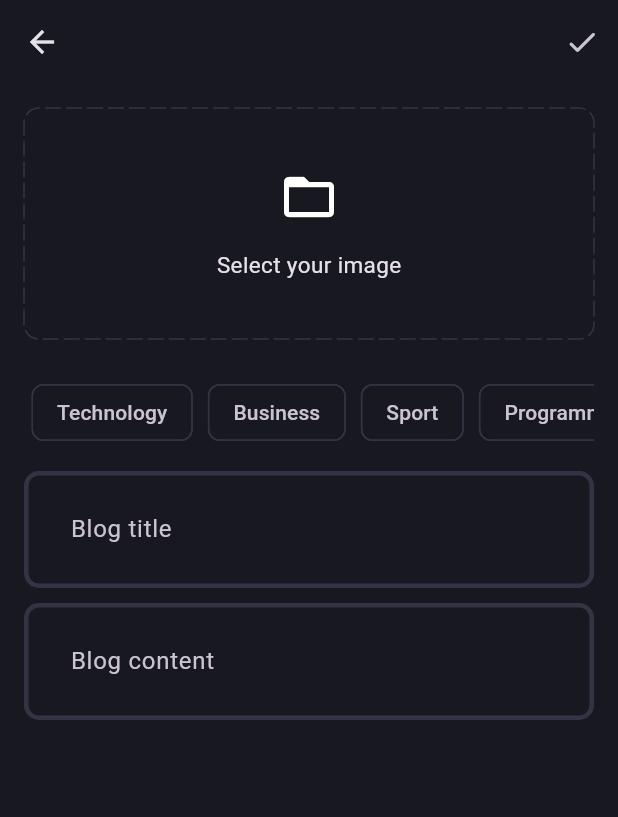
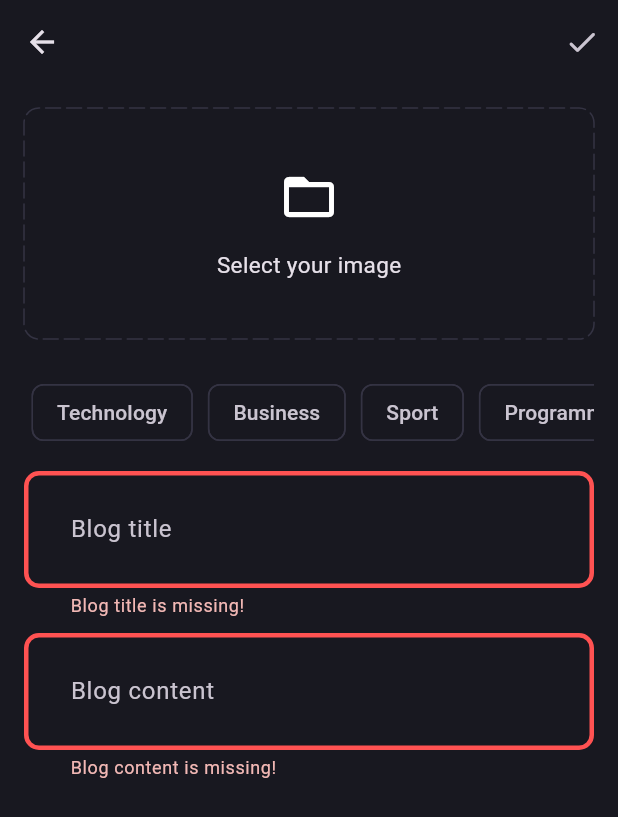
Before and after one commit to AkhrievSuleym/blog_app, a Flutter app: the NewBlogPage screen opened directly, after a tap on the "done" icon, on a phone screen of 412 x 824 dp. Shown: the top 817 px of the screen. Run offline on Flutter 3.47's test engine with Material 3 defaults, Android fonts, the phone set to English and light mode, and no system bars; drawn by our look-alikes of dotted_border; our stand-ins replace flutter_bloc, fpdart, get_it, image_picker, logger, supabase_flutter; accounts and stored records are empty.

Commit message:
ended with new_bloc

```diff
--- a/lib/features/auth/data/datasources/auth_remote_data_source.dart
+++ b/lib/features/auth/data/datasources/auth_remote_data_source.dart
@@ -3,7 +3,7 @@ import 'package:blog_app/features/auth/data/models/user_model.dart';
 import 'package:logger/logger.dart';
 import 'package:supabase_flutter/supabase_flutter.dart';
 
-abstract interface class BlogRemoteDataSource {
+abstract interface class AuthRemoteDataSource {
   Session? get currentUserSession;
   Future<UserModel> signUp(
       {required String name, required String email, required String password});
@@ -13,7 +13,7 @@ abstract interface class BlogRemoteDataSource {
   Future<UserModel?> getCurrentUserData();
 }
 
-class AuthRemoteDataSourceImpl implements BlogRemoteDataSource {
+class AuthRemoteDataSourceImpl implements AuthRemoteDataSource {
   final SupabaseClient supabaseClient;
   final Logger logger = Logger();
 
--- a/lib/features/auth/data/repository/auth_repository_impl.dart
+++ b/lib/features/auth/data/repository/auth_repository_impl.dart
@@ -7,7 +7,7 @@ import 'package:fpdart/fpdart.dart';
 import 'package:supabase_flutter/supabase_flutter.dart';
 
 class AuthRepositoryImpl implements AuthRepository {
-  final BlogRemoteDataSource remoteDataSource;
+  final AuthRemoteDataSource remoteDataSource;
 
   AuthRepositoryImpl(this.remoteDataSource);
 
--- a/lib/features/blog/data/models/blog_model.dart
+++ b/lib/features/blog/data/models/blog_model.dart
@@ -19,7 +19,7 @@ class BlogModel extends BlogEntity {
       'content': content,
       'image_url': imageUrl,
       'topics': topics,
-      'update_at': updatedAt.toIso8601String(),
+      'updated_at': updatedAt.toIso8601String(),
     };
   }
 
--- a/lib/features/blog/data/repositories/blog_repository_impl.dart
+++ b/lib/features/blog/data/repositories/blog_repository_impl.dart
@@ -7,6 +7,7 @@ import 'package:blog_app/features/blog/data/datasources/blog_remote_data_source.
 import 'package:blog_app/features/blog/data/models/blog_model.dart';
 import 'package:blog_app/features/blog/domain/repositories/blog_repository.dart';
 import 'package:fpdart/fpdart.dart';
+import 'package:logger/logger.dart';
 import 'package:uuid/uuid.dart';
 
 class BlogRepositoryImpl implements BlogRepository {
@@ -41,6 +42,7 @@ class BlogRepositoryImpl implements BlogRepository {
       );
 
       final uploadBlog = await blogRemoteDataSource.uploadBlog(blogModel);
+
       return right(uploadBlog);
     } on ServerException catch (e) {
       return left(Failure(e.message));
--- a/lib/features/blog/domain/usecases/uploadBlog.dart
+++ b/lib/features/blog/domain/usecases/upload_blog.dart
@@ -5,6 +5,7 @@ import 'package:blog_app/core/error/failures.dart';
 import 'package:blog_app/core/usecases/usecase.dart';
 import 'package:blog_app/features/blog/domain/repositories/blog_repository.dart';
 import 'package:fpdart/fpdart.dart';
+import 'package:logger/logger.dart';
 
 class UploadBlog implements UseCase<BlogEntity, UploadBlogParams> {
   final BlogRepository blogRepository;
--- a/lib/features/blog/presentation/bloc/blog_bloc.dart
+++ b/lib/features/blog/presentation/bloc/blog_bloc.dart
@@ -1,6 +1,6 @@
 import 'dart:io';
 
-import 'package:blog_app/features/blog/domain/usecases/uploadBlog.dart';
+import 'package:blog_app/features/blog/domain/usecases/upload_blog.dart';
 import 'package:flutter/foundation.dart';
 import 'package:flutter_bloc/flutter_bloc.dart';
 
@@ -8,9 +8,12 @@ part 'blog_event.dart';
 part 'blog_state.dart';
 
 class BlogBloc extends Bloc<BlogEvent, BlogState> {
-  final UploadBlog uploadblog;
+  final UploadBlog _uploadBlog;
 
-  BlogBloc(this.uploadblog) : super(BlogInitial()) {
+  BlogBloc({
+    required UploadBlog uploadBlog,
+  })  : _uploadBlog = uploadBlog,
+        super(BlogInitial()) {
     on<BlogEvent>((event, emit) {
       emit(BlogLoading());
     });
@@ -18,12 +21,14 @@ class BlogBloc extends Bloc<BlogEvent, BlogState> {
   }
 
   void _onBlogUpload(BlogUploadEvent event, Emitter<BlogState> emit) async {
-    final res = await uploadblog(UploadBlogParams(
-        userId: event.userId,
-        title: event.title,
-        content: event.content,
-        image: event.image,
-        topics: event.topics));
+    final res = await _uploadBlog(
+      UploadBlogParams(
+          userId: event.userId,
+          title: event.title,
+          content: event.content,
+          image: event.image,
+          topics: event.topics),
+    );
 
     res.fold(
       (failure) => emit(BlogFailure(failure.message)),
--- a/lib/features/blog/presentation/pages/blog_page.dart
+++ b/lib/features/blog/presentation/pages/blog_page.dart
@@ -3,13 +3,16 @@ import 'package:flutter/cupertino.dart';
 import 'package:flutter/material.dart';
 
 class BlogPage extends StatelessWidget {
+  static route() => MaterialPageRoute(
+        builder: (cpntext) => const BlogPage(),
+      );
   const BlogPage({super.key});
 
   @override
   Widget build(BuildContext context) {
     return Scaffold(
       appBar: AppBar(
-        title: const Text("Blog App"),
+        title: const Center(child: Text("Blog App")),
         actions: [
           IconButton(
               onPressed: () {
--- a/lib/features/blog/presentation/pages/new_blog_page.dart
+++ b/lib/features/blog/presentation/pages/new_blog_page.dart
@@ -1,10 +1,16 @@
 import 'dart:io';
 
+import 'package:blog_app/core/common/cubits/app_user/app_user_cubit.dart';
+import 'package:blog_app/core/common/widgets/loading.dart';
 import 'package:blog_app/core/theme/app_pallete.dart';
 import 'package:blog_app/core/utils/pick_image.dart';
+import 'package:blog_app/core/utils/show_snackbar.dart';
+import 'package:blog_app/features/blog/presentation/bloc/blog_bloc.dart';
+import 'package:blog_app/features/blog/presentation/pages/blog_page.dart';
 import 'package:blog_app/features/blog/presentation/widgets/blog_editor.dart';
 import 'package:dotted_border/dotted_border.dart';
 import 'package:flutter/material.dart';
+import 'package:flutter_bloc/flutter_bloc.dart';
 
 class NewBlogPage extends StatefulWidget {
   static route() =>
@@ -18,6 +24,7 @@ class NewBlogPage extends StatefulWidget {
 class _NewBlogPageState extends State<NewBlogPage> {
   final titleController = TextEditingController();
   final contentController = TextEditingController();
+  final formKey = GlobalKey<FormState>();
   List<String> selectedTopics = [];
   File? image;
 
@@ -30,17 +37,62 @@ class _NewBlogPageState extends State<NewBlogPage> {
     }
   }
 
+  void uploadBlog() {
+    if (formKey.currentState!.validate() &&
+        selectedTopics.isNotEmpty &&
+        image != null) {
+      final userId =
+          (context.read<AppUserCubit>().state as AppUserLoggedIn).user.id;
+      context.read<BlogBloc>().add(
+            BlogUploadEvent(
+                userId: userId,
+                title: titleController.text.trim(),
+                content: contentController.text.trim(),
+                image: image!,
+                topics: selectedTopics),
+          );
+    }
+  }
+
+  @override
+  void dispose() {
+    super.dispose();
+    titleController.dispose();
+    contentController.dispose();
+  }
+
   @override
   Widget build(BuildContext context) {
     return Scaffold(
       appBar: AppBar(
         actions: [
-          IconButton(onPressed: () {}, icon: const Icon(Icons.done_rounded))
+          IconButton(
+              onPressed: () {
+                uploadBlog();
+              },
+              icon: const Icon(Icons.done_rounded))
         ],
       ),
-      body: SingleChildScrollView(
+      body: BlocConsumer<BlogBloc, BlogState>(
+        listener: (context, state) {
+          if (state is BlogFailure) {
+            showSnackBar(context, state.error);
+            Navigator.pushNamedAndRemoveUntil(
+              context,
+              BlogPage.route(),
+              (route) => false,
+            );
+          }
+        },
+        builder: (context, state) {
+          if (state is BlogLoading) {
+            return const Loading();
+          }
+          return SingleChildScrollView(
             child: Padding(
               padding: const EdgeInsets.all(16.0),
+              child: Form(
+                key: formKey,
                 child: Column(
                   children: [
                     image != null
@@ -150,5 +202,8 @@ class _NewBlogPageState extends State<NewBlogPage> {
               ),
             ),
           );
+        },
+      ),
+    );
   }
 }
--- a/lib/init_dependencies.dart
+++ b/lib/init_dependencies.dart
@@ -10,7 +10,7 @@ import 'package:blog_app/features/auth/presentation/bloc/auth_bloc.dart';
 import 'package:blog_app/features/blog/data/datasources/blog_remote_data_source.dart';
 import 'package:blog_app/features/blog/data/repositories/blog_repository_impl.dart';
 import 'package:blog_app/features/blog/domain/repositories/blog_repository.dart';
-import 'package:blog_app/features/blog/domain/usecases/uploadBlog.dart';
+import 'package:blog_app/features/blog/domain/usecases/upload_blog.dart';
 import 'package:blog_app/features/blog/presentation/bloc/blog_bloc.dart';
 import 'package:get_it/get_it.dart';
 import 'package:supabase_flutter/supabase_flutter.dart';
@@ -92,7 +92,7 @@ void _initBlog() {
   //AuthBloc
   serviceLocator.registerLazySingleton(
     () => BlogBloc(
-      serviceLocator(),
+      uploadBlog: serviceLocator(),
     ),
   );
 }
```
Also changed, not shown: lib/features/blog/data/datasources/blog_remote_data_source.dart (+7 -3 lines). Lines whose indentation alone changed are shown as unchanged.
